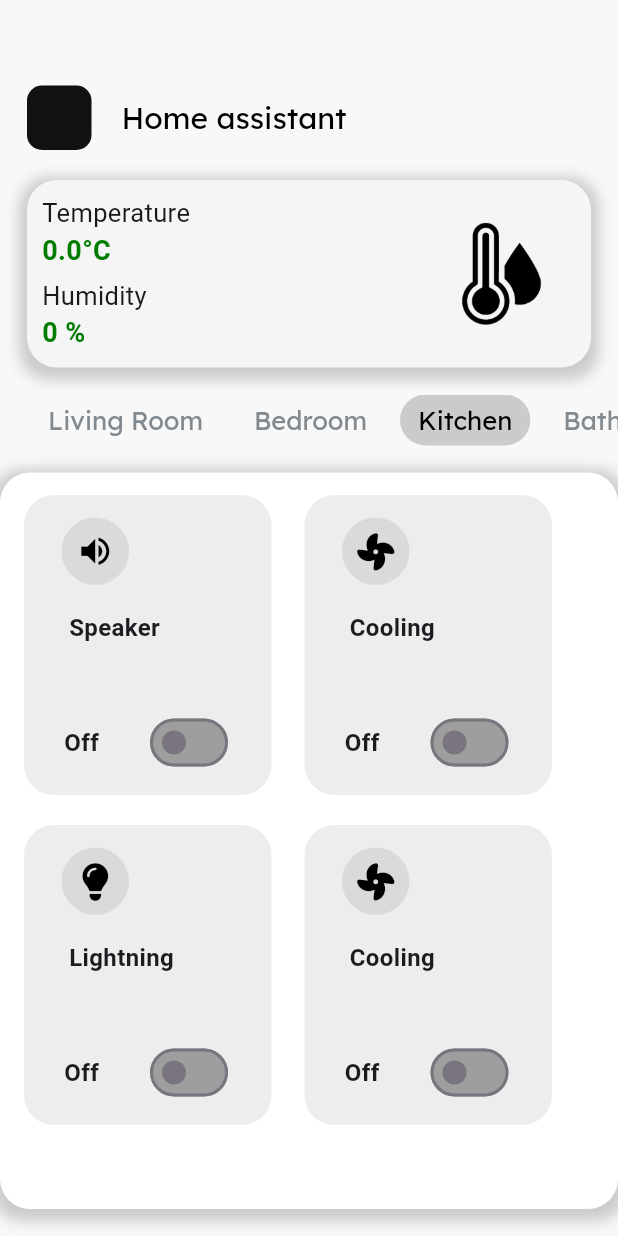
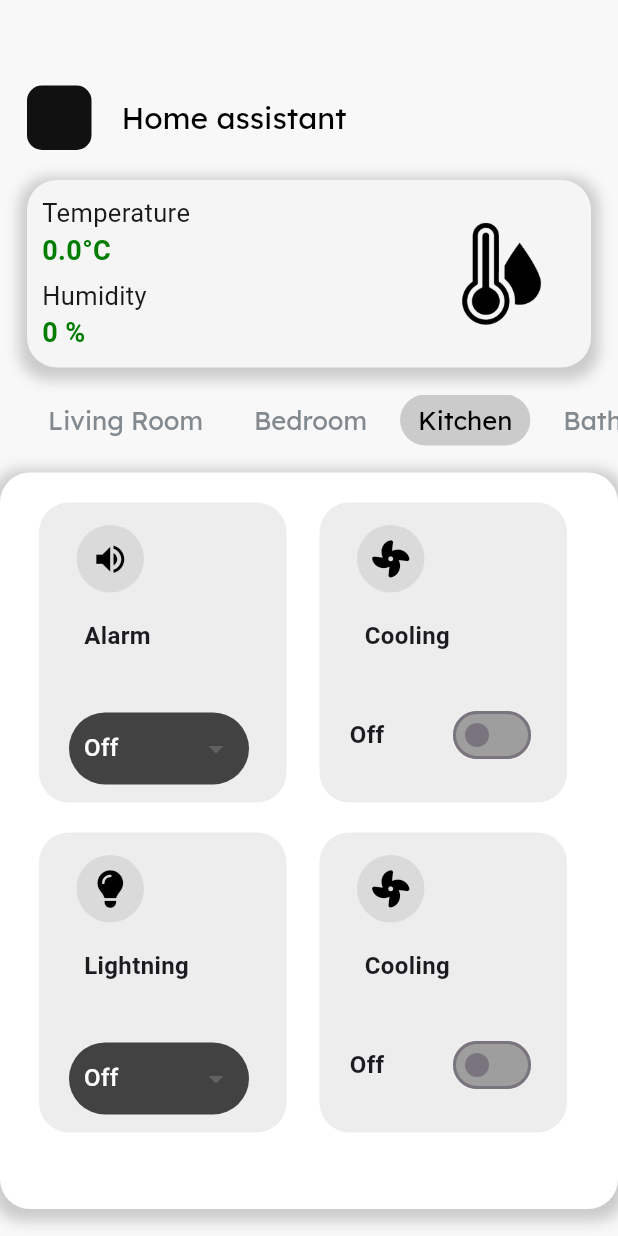
Before and after one commit to katrecat/Smart_home, a Flutter app: the screen it shows after launch, swiped to page 3, on a phone screen of 412 x 824 dp. Run offline on Flutter 3.47's test engine with Material 3 defaults, Android fonts, the phone set to English and light mode, and no system bars; our stand-ins replace flutter_svg, font_awesome_flutter, google_fonts, typed_data; missing offline and left inert: mqtt_client.

Commit message:
Wysyłanie stanu czujnika na serwer mqqt

```diff
--- a/lib/screens/screen_1.dart
+++ b/lib/screens/screen_1.dart
@@ -206,14 +206,14 @@ class _Screen1State extends State<Screen1> {
                         ],
                       ),
                       child: Padding(
-                        padding: EdgeInsets.all(10),
+                        padding: EdgeInsets.symmetric(horizontal: 20, vertical: 15),
                         child: Column(
                           crossAxisAlignment: CrossAxisAlignment.stretch,
                           children: [
                             _selectedIndex == 0
                                 ? Wrap(
                               children: [
-                                CustomSensorBlock(blockType: BlockType.Speaker)
+                                CustomSensorBlock(blockType: BlockType.Alarm, sensorName: "Living Room Speaker", client: widget.client)
                               ],
                             )
                                 : _selectedIndex == 1
@@ -221,8 +221,8 @@ class _Screen1State extends State<Screen1> {
                               spacing: 10,
                               runSpacing: 10,
                               children: [
-                                CustomSensorBlock(blockType: BlockType.Speaker),
-                                CustomSensorBlock(blockType: BlockType.Fan)
+                                CustomSensorBlock(blockType: BlockType.Alarm, sensorName: "Bedroom Speaker", client: widget.client),
+                                CustomSensorBlock(blockType: BlockType.Fan, sensorName: "Bedroom Fan", client: widget.client)
                               ],
                             )
                                 : _selectedIndex == 2
@@ -230,10 +230,10 @@ class _Screen1State extends State<Screen1> {
                               spacing: 10,
                               runSpacing: 10,
                               children: [
-                                CustomSensorBlock(blockType: BlockType.Speaker),
-                                CustomSensorBlock(blockType: BlockType.Fan),
-                                CustomSensorBlock(blockType: BlockType.Lightning),
-                                CustomSensorBlock(blockType: BlockType.Fan),
+                                CustomSensorBlock(blockType: BlockType.Alarm, sensorName: "Kitchen Speaker", client: widget.client),
+                                CustomSensorBlock(blockType: BlockType.Fan, sensorName: "Kitchen Fan", client: widget.client),
+                                CustomSensorBlock(blockType: BlockType.Lightning, sensorName: "Kitchen Lightning", client: widget.client),
+                                CustomSensorBlock(blockType: BlockType.Fan, sensorName: "Kitchen Fan 2", client: widget.client),
                               ],
                             )
                                 : _selectedIndex == 3
@@ -241,9 +241,9 @@ class _Screen1State extends State<Screen1> {
                               spacing: 10,
                               runSpacing: 10,
                               children: [
-                                CustomSensorBlock(blockType: BlockType.Speaker),
-                                CustomSensorBlock(blockType: BlockType.Speaker),
-                                CustomSensorBlock(blockType: BlockType.Speaker),
+                                CustomSensorBlock(blockType: BlockType.Alarm, sensorName: "Bathroom Speaker 1", client: widget.client),
+                                CustomSensorBlock(blockType: BlockType.Alarm, sensorName: "Bathroom Speaker 2", client: widget.client),
+                                CustomSensorBlock(blockType: BlockType.Alarm, sensorName: "Bathroom Speaker 3", client: widget.client),
                               ],
                             )
                                 : Container(),
--- a/lib/widgets/CustomSensorBlock.dart
+++ b/lib/widgets/CustomSensorBlock.dart
@@ -1,12 +1,21 @@
+import 'dart:convert'; // Add this import
+import 'package:flutter/cupertino.dart';
+import 'package:typed_data/typed_buffers.dart'; // Add this import
 import 'package:flutter/material.dart';
 import 'package:font_awesome_flutter/font_awesome_flutter.dart';
+import 'package:mqtt_client/mqtt_client.dart';
 
-enum BlockType { Lightning, Speaker, Fan }
+enum BlockType { Lightning, Alarm, Fan }
+
+enum LightningMode { Off, On, Auto }
+enum AlarmMode { Off, On, Auto }
 
 class CustomSensorBlock extends StatefulWidget {
   final BlockType blockType;
+  final String sensorName;
+  final MqttClient client;
 
-  CustomSensorBlock({required this.blockType});
+  CustomSensorBlock({required this.blockType, required this.sensorName, required this.client});
 
   @override
   _CustomSensorBlockState createState() => _CustomSensorBlockState();
@@ -14,13 +23,15 @@ class CustomSensorBlock extends StatefulWidget {
 
 class _CustomSensorBlockState extends State<CustomSensorBlock> {
   bool _isSwitched = false;
+  LightningMode _lightningMode = LightningMode.Off;
+  AlarmMode _alarmMode = AlarmMode.Off;
 
   IconData getIconForBlockType(BlockType type) {
     switch (type) {
       case BlockType.Lightning:
         return FontAwesomeIcons.solidLightbulb;
-      case BlockType.Speaker:
-        return Icons.volume_up; //speaker
+      case BlockType.Alarm:
+        return Icons.volume_up;
       case BlockType.Fan:
         return FontAwesomeIcons.fan;
     }
@@ -30,11 +41,43 @@ class _CustomSensorBlockState extends State<CustomSensorBlock> {
     switch (type) {
       case BlockType.Lightning:
         return "Lightning";
-      case BlockType.Speaker:
-        return "Speaker";
+      case BlockType.Alarm:
+        return "Alarm";
       case BlockType.Fan:
         return "Cooling";
     }
+  }
+
+  String getLightningModeText(LightningMode mode) {
+    switch (mode) {
+      case LightningMode.Off:
+        return "Off";
+      case LightningMode.On:
+        return "On";
+      case LightningMode.Auto:
+        return "Auto";
+    }
+  }
+
+  String getAlarmModeText(AlarmMode mode) {
+    switch (mode) {
+      case AlarmMode.Off:
+        return "Off";
+      case AlarmMode.On:
+        return "On";
+      case AlarmMode.Auto:
+        return "Auto";
+    }
+  }
+
+  void _publishState() {
+    final message = jsonEncode({
+      'sensorName': widget.sensorName,
+      'state': widget.blockType == BlockType.Lightning ? _lightningMode.index : (widget.blockType == BlockType.Alarm ? _alarmMode.index : (_isSwitched ? 1 : 0)),
+    });
+    final Uint8Buffer buffer = Uint8Buffer()..addAll(message.codeUnits);
+    widget.client.publishMessage('czujniki', MqttQos.atMostOnce, buffer);
+    print('Published: $message to topic: sensor_state');
   }
 
   @override
@@ -79,11 +122,12 @@ class _CustomSensorBlockState extends State<CustomSensorBlock> {
               ),
             ),
           ),
-          Positioned(
-            bottom: 20,
-            right: 25,
+          Container(
+            padding: EdgeInsets.only(top: 140, left: 20, right: 20),
             child: Row(
+              mainAxisAlignment: MainAxisAlignment.spaceBetween,
               children: [
+                if (widget.blockType != BlockType.Lightning && widget.blockType != BlockType.Alarm)
                   Text(
                     _isSwitched ? "On" : "Off",
                     style: TextStyle(
@@ -91,8 +135,68 @@ class _CustomSensorBlockState extends State<CustomSensorBlock> {
                       fontWeight: FontWeight.bold,
                     ),
                   ),
-                SizedBox(width: 30),
-                SizedBox(
+                if (widget.blockType != BlockType.Lightning && widget.blockType != BlockType.Alarm) SizedBox(width: 30),
+                widget.blockType == BlockType.Lightning
+                    ? Container(
+                  width: 120,
+                  padding: EdgeInsets.symmetric(horizontal: 10),
+                  decoration: BoxDecoration(
+                    color: Colors.grey[800],
+                    borderRadius: BorderRadius.circular(30),
+                  ),
+                  child: DropdownButtonHideUnderline(
+                    child: DropdownButton<LightningMode>(
+                      dropdownColor: Colors.grey[800],
+                      value: _lightningMode,
+                      items: LightningMode.values.map((LightningMode mode) {
+                        return DropdownMenuItem<LightningMode>(
+                          value: mode,
+                          child: Text(
+                            getLightningModeText(mode),
+                            style: TextStyle(color: Colors.white),
+                          ),
+                        );
+                      }).toList(),
+                      onChanged: (LightningMode? newMode) {
+                        setState(() {
+                          _lightningMode = newMode!;
+                          _publishState();
+                        });
+                      },
+                    ),
+                  ),
+                )
+                    : widget.blockType == BlockType.Alarm
+                    ? Container(
+                  width: 120,
+                  padding: EdgeInsets.symmetric(horizontal: 10),
+                  decoration: BoxDecoration(
+                    color: Colors.grey[800],
+                    borderRadius: BorderRadius.circular(30),
+                  ),
+                  child: DropdownButtonHideUnderline(
+                    child: DropdownButton<AlarmMode>(
+                      dropdownColor: Colors.grey[800],
+                      value: _alarmMode,
+                      items: AlarmMode.values.map((AlarmMode mode) {
+                        return DropdownMenuItem<AlarmMode>(
+                          value: mode,
+                          child: Text(
+                            getAlarmModeText(mode),
+                            style: TextStyle(color: Colors.white),
+                          ),
+                        );
+                      }).toList(),
+                      onChanged: (AlarmMode? newMode) {
+                        setState(() {
+                          _alarmMode = newMode!;
+                          _publishState();
+                        });
+                      },
+                    ),
+                  ),
+                )
+                    : SizedBox(
                   width: 60,
                   height: 30,
                   child: Switch(
@@ -100,6 +204,7 @@ class _CustomSensorBlockState extends State<CustomSensorBlock> {
                     onChanged: (value) {
                       setState(() {
                         _isSwitched = value;
+                        _publishState();
                       });
                     },
                     activeColor: Colors.green,
--- a/pubspec.yaml
+++ b/pubspec.yaml
@@ -17,6 +17,7 @@ dependencies:
   font_awesome_flutter: ^10.7.0
   cupertino_icons: ^1.0.6
   mqtt_client: ^10.2.1
+  typed_data: ^1.3.2
 
 dev_dependencies:
   flutter_test:
```
Also changed, not shown: lib/main.dart (line endings or trailing spaces), lib/screens/screen_0.dart (line endings or trailing spaces), pubspec.lock, 1 other file. Lines whose indentation alone changed are shown as unchanged.
